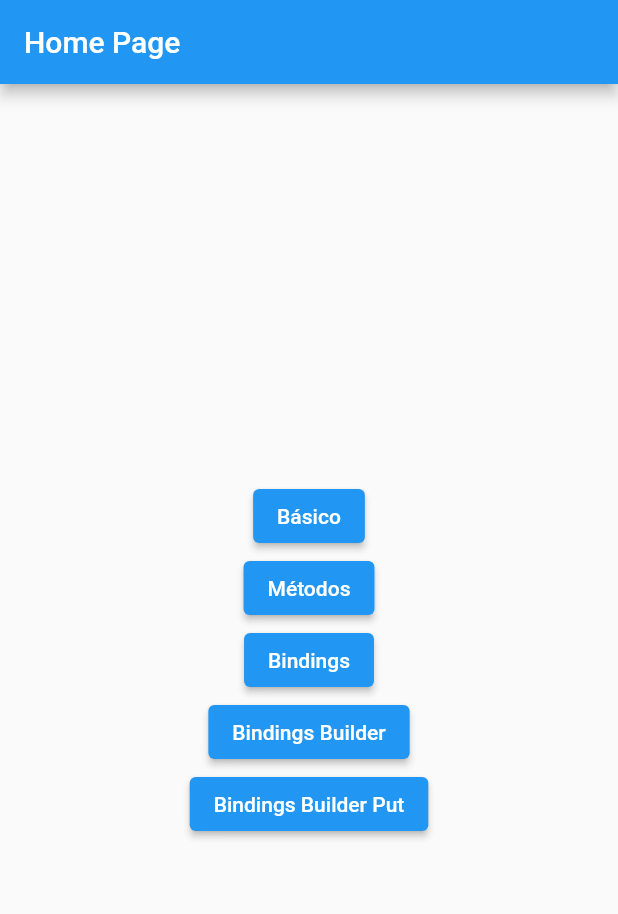
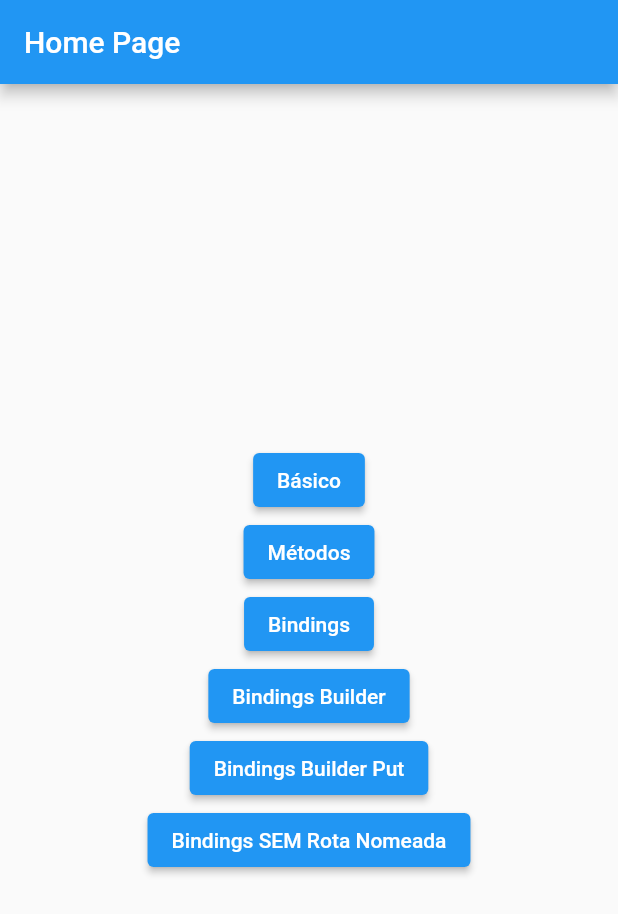
Before and after one commit to dariopmaciel/get_dependencias, a Flutter app: the screen it shows after launch, on a phone screen of 412 x 824 dp. Shown: the top 914 px of the screen. Run offline on Flutter 3.47's test engine with Material 3 defaults, Android fonts, the phone set to English and light mode, and no system bars; our stand-ins replace get, shared_preferences.

Commit message:
Binding SEM rotas nomeadas e Middleware binding

```diff
--- a/lib/main.dart
+++ b/lib/main.dart
@@ -5,6 +5,7 @@ import 'package:get_dependencias/pages/home_page.dart';
 import 'package:get_dependencias/pages/metodos/bindings/bindings_controller.dart';
 import 'package:get_dependencias/pages/metodos/bindings/bindings_exemplo.dart';
 import 'package:get_dependencias/pages/metodos/bindings/home_bindings.dart';
+import 'package:get_dependencias/pages/metodos/bindings/middleware_binding.dart';
 import 'package:get_dependencias/pages/metodos/create/create_home_page.dart';
 import 'package:get_dependencias/pages/metodos/delete_update/delete_page.dart';
 import 'package:get_dependencias/pages/metodos/delete_update/update_home_page.dart';
@@ -45,10 +46,14 @@ class MyApp extends StatelessWidget {
         GetPage(
           name: '/bindings', //classe para carregar mais de uma classe
           binding: BindingsExemplo(),
+          middlewares: [
+            MiddlewareBinding(),
+          ],
           page: () => const HomeBindings(),
         ),
         GetPage(
-          name: '/bindings_builder', //não precisa criar outra classe para carregar dentro da rota
+          name:
+              '/bindings_builder', //não precisa criar outra classe para carregar dentro da rota
           binding: BindingsBuilder(() {
             Get.put(
               BindingsController(
@@ -58,7 +63,8 @@ class MyApp extends StatelessWidget {
           page: () => const HomeBindings(),
         ),
         GetPage(
-          name: '/bindings_builder_put', //passa a instancia e automaticamente disponibiliza o get.put
+          name:
+              '/bindings_builder_put', //passa a instancia e automaticamente disponibiliza o get.put
           binding: BindingsBuilder.put(
             () => BindingsController(
                 nome: 'Inicializado dentro do BindingsBuilderPut'),
--- a/lib/pages/home_page.dart
+++ b/lib/pages/home_page.dart
@@ -1,4 +1,9 @@
 import 'package:flutter/material.dart';
+import 'package:get/get.dart';
+import 'package:get_dependencias/pages/metodos/bindings/bindings_exemplo.dart';
+import 'package:get_dependencias/pages/metodos/bindings/home_bindings.dart';
+
+import 'metodos/bindings/bindings_controller.dart';
 
 class HomePage extends StatelessWidget {
   HomePage({super.key});
@@ -34,19 +39,30 @@ class HomePage extends StatelessWidget {
               },
               child: const Text("Bindings"),
             ),
-             ElevatedButton(
+            ElevatedButton(
               onPressed: () {
                 // Get.to(() => const BasicoHomePage());
                 Navigator.of(context).pushNamed('/bindings_builder');
               },
               child: const Text("Bindings Builder"),
             ),
-             ElevatedButton(
+            ElevatedButton(
               onPressed: () {
                 // Get.to(() => const BasicoHomePage());
                 Navigator.of(context).pushNamed('/bindings_builder_put');
               },
               child: const Text("Bindings Builder Put"),
+            ),
+            ElevatedButton(
+              onPressed: () {
+                // Get.to(() => const BasicoHomePage());
+                // Navigator.of(context).pushNamed('/bindings_builder_put');
+                Get.to(() => const HomeBindings(),
+                    binding: BindingsBuilder.put(
+                      () => BindingsController(nome: '>>>Inicializado pelo Binding SEM rota!'),
+                    ));
+              },
+              child: const Text("Bindings SEM Rota Nomeada"),
             ),
           ],
         ),
--- a/lib/pages/metodos/bindings/home_bindings.dart
+++ b/lib/pages/metodos/bindings/home_bindings.dart
@@ -17,6 +17,7 @@ class HomeBindings extends StatelessWidget {
         mainAxisAlignment: MainAxisAlignment.center,
         children: [
           Text(Get.find<BindingsController>().nome),
+          // Text(Get.find<String>()),//pega o novo binding
         ],
       )),
     );
--- /dev/null
+++ b/lib/pages/metodos/bindings/middleware_binding.dart
@@ -0,0 +1,18 @@
+import 'package:get/get.dart';
+
+class MiddlewareBinding extends GetMiddleware {
+  //!EXECUTADO LOGO ANTES DA CHAMADA DA PÁGINA!!!!
+  @override
+  List<Bindings>? onBindingsStart(List<Bindings>? bindings) {
+    print('>> onBindingsStart: ${onBindingsStart}');
+    // bindings?.add(BindingsBuilder.put(() => 'Novo Binding!!!'));
+    return super.onBindingsStart(bindings);
+  }
+
+  //!EXECUTADO LOGO DEPOIS QUE OS BINDINGS FORAM EXECUTADOS
+  @override
+  GetPageBuilder? onPageBuildStart(GetPageBuilder? page) {
+    print('>> onBindingsStart: ${onBindingsStart}');
+    return super.onPageBuildStart(page);
+  }
+}
```
